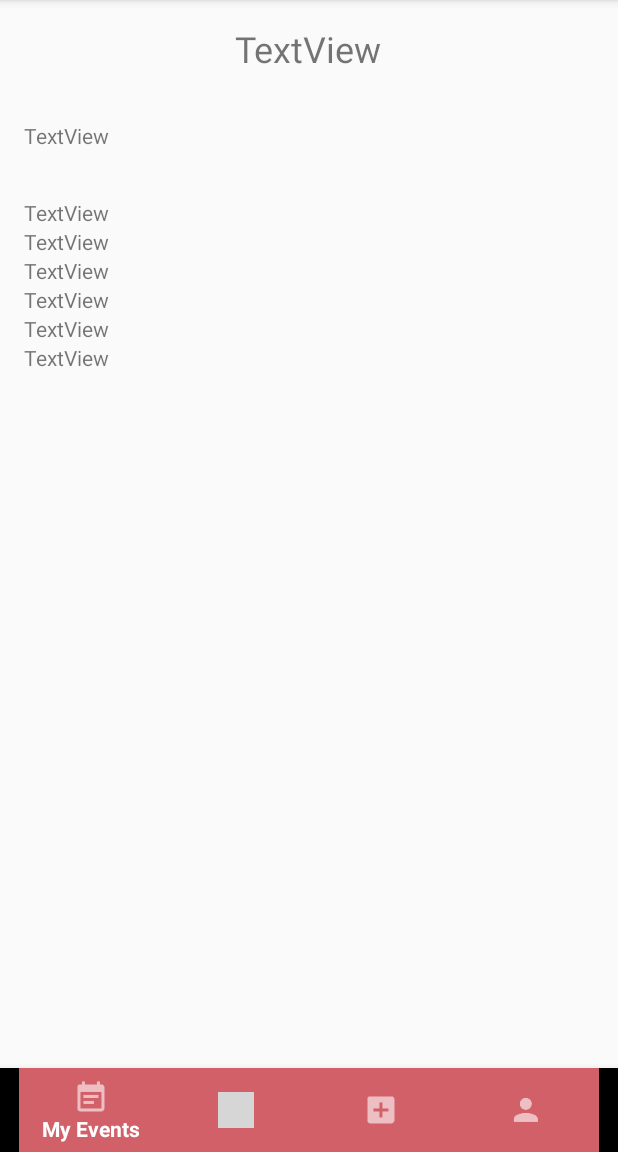
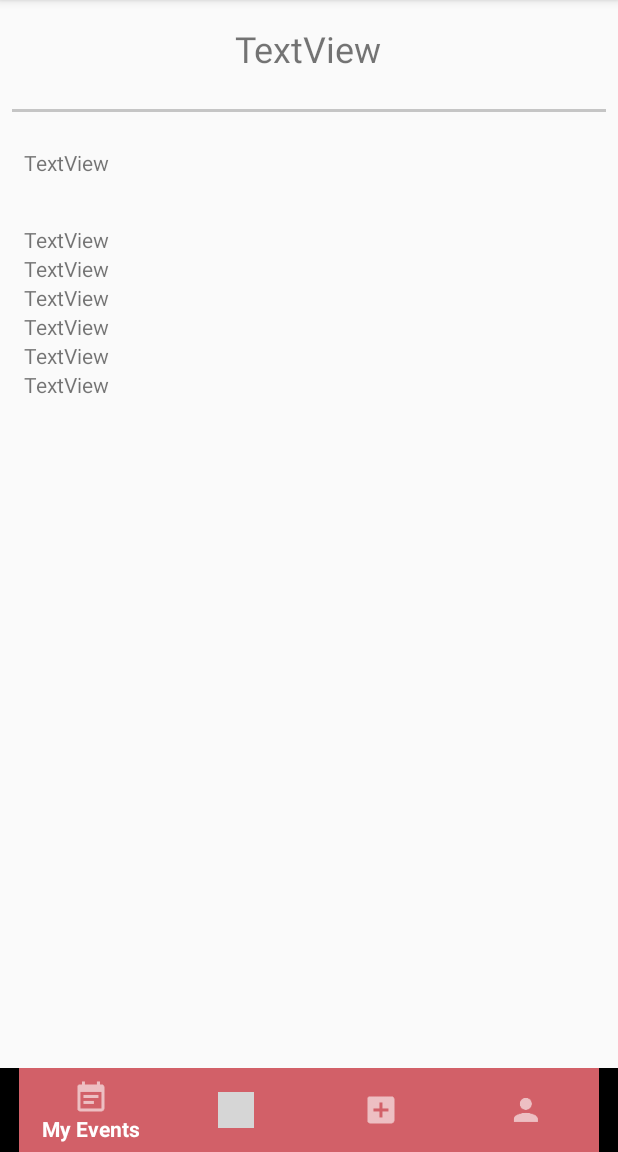
Before and after one commit to cliodhnaconnolly/Eventure, an Android app: the fragment EventDetailsFragment placed in its activity, on a phone screen of 412 x 824 dp, the part 84-1236 px from its top. Run offline under Robolectric (Android 15) with nearby library versions, the phone set to English and light mode, and no system bars; our stand-ins replace Firebase (no records; nobody signed in at launch, a user with empty details on screens opened directly); libraries missing offline, so code that uses them is left out: com.facebook, com.facebook.login; 16 statements that could not run were skipped; grey boxes are pictures that could not be loaded.

Commit message:
Fixed some orientation issues

```diff
--- a/app/src/main/res/layout/activity_main.xml
+++ b/app/src/main/res/layout/activity_main.xml
@@ -9,20 +9,29 @@
 
     <FrameLayout
         android:id="@+id/my_frame"
+        android:layout_above="@+id/linearLayout"
         android:layout_width="match_parent"
         android:layout_height="match_parent">
     </FrameLayout>
 
 
+    <LinearLayout
+        android:layout_alignParentBottom="true"
+        android:id="@+id/linearLayout"
+        android:layout_width="match_parent"
+        android:layout_height="wrap_content"
+        android:background="@color/colorPrimary">
+
         <android.support.design.widget.BottomNavigationView
             android:id="@+id/bottom_navigation"
             android:layout_width="match_parent"
-        android:layout_height="wrap_content"
+            android:layout_height="match_parent"
             android:layout_alignParentBottom="true"
             app:itemBackground="@color/colorPrimary"
             app:itemIconTint="@drawable/bottom_bar_color_state"
             app:itemTextColor="@drawable/bottom_bar_color_state"
             android:layout_gravity="start"
             app:menu="@menu/bottom_bar" />
+    </LinearLayout>
 
 </RelativeLayout>
--- a/app/src/main/res/layout/fragment_create_event.xml
+++ b/app/src/main/res/layout/fragment_create_event.xml
@@ -110,7 +110,9 @@
                 android:id="@+id/textViewPleaseNote"
                 android:layout_below="@+id/buttonSubmit"
                 android:textSize="12sp"
-                android:textAlignment="center"/>
+                android:textAlignment="center"
+                android:layout_centerHorizontal="true"
+                android:paddingBottom="10dp"/>
         </RelativeLayout>
     </ScrollView>
 
--- a/app/src/main/res/layout/fragment_event_details.xml
+++ b/app/src/main/res/layout/fragment_event_details.xml
@@ -4,6 +4,11 @@
     xmlns:tools="http://schemas.android.com/tools"
     android:orientation="vertical" android:layout_width="match_parent"
     android:layout_height="match_parent">
+
+    <RelativeLayout
+        android:layout_width="match_parent"
+        android:layout_height="wrap_content"
+        android:id="@+id/relativeLayout">
 
         <TextView
             android:text="TextView"
@@ -15,6 +20,25 @@
             android:id="@+id/title"
             android:textSize="24sp"
             android:layout_margin="16dp" />
+    </RelativeLayout>
+
+    <View
+        android:layout_width="match_parent"
+        android:layout_height="2dp"
+        android:id="@+id/viewLine"
+        android:layout_margin="8dp"
+        android:layout_below="@+id/relativeLayout"
+        android:background="#ffc5c5c5"/>
+
+    <ScrollView
+        android:layout_width="match_parent"
+        android:layout_height="match_parent"
+        android:layout_below="@+id/viewLine">
+
+        <LinearLayout
+            android:layout_width="match_parent"
+            android:layout_height="wrap_content"
+            android:orientation="vertical" >
 
             <TextView
                 android:text="TextView"
@@ -41,16 +65,14 @@
                     android:layout_width="wrap_content"
                     android:layout_height="wrap_content"
                     android:id="@+id/start_time_details"
-            android:visibility="visible"
-            tools:text="Hello" />
+                    android:visibility="visible"/>
 
                 <TextView
                     android:text="TextView"
                     android:layout_width="wrap_content"
                     android:layout_height="wrap_content"
                     android:id="@+id/city_details"
-            android:visibility="visible"
-            tools:text="How" />
+                    android:visibility="visible" />
 
                 <TextView
                     android:text="TextView"
@@ -91,4 +113,7 @@
 
             </LinearLayout>
 
+        </LinearLayout>
+    </ScrollView>
+
 </RelativeLayout>
--- a/app/src/main/res/values/strings.xml
+++ b/app/src/main/res/values/strings.xml
@@ -26,6 +26,10 @@
     <string name="error_name">Invalid Event Name</string>
     <string name="error_date_time">Please input a date / time in the future</string>
 
+    <!--My Account Strings-->
+    <string name="text_hello">Hello:</string>
+    <string name="text_log_out">Log Out</string>
+
 
     <string name="no_internet">No connections available</string>
 
```
Also changed, not shown: app/src/main/res/layout/fragment_my_account.xml (+24 -13 lines). Lines whose indentation alone changed are shown as unchanged.
